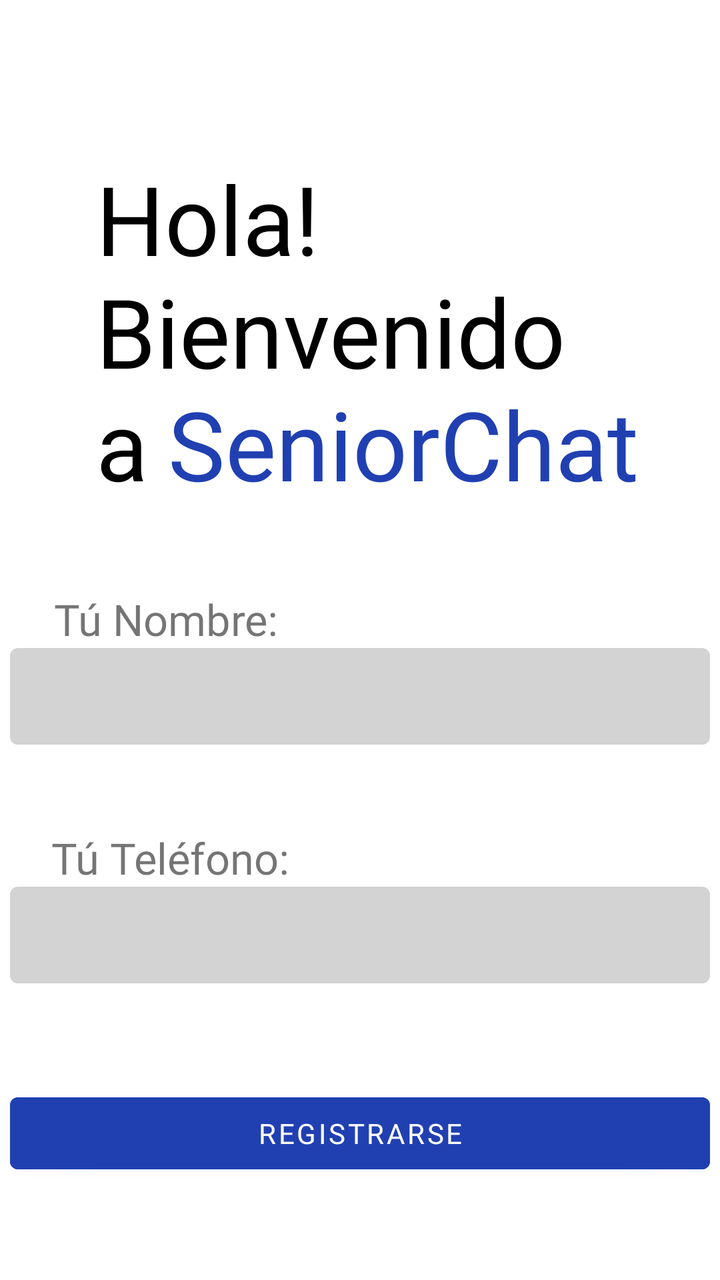
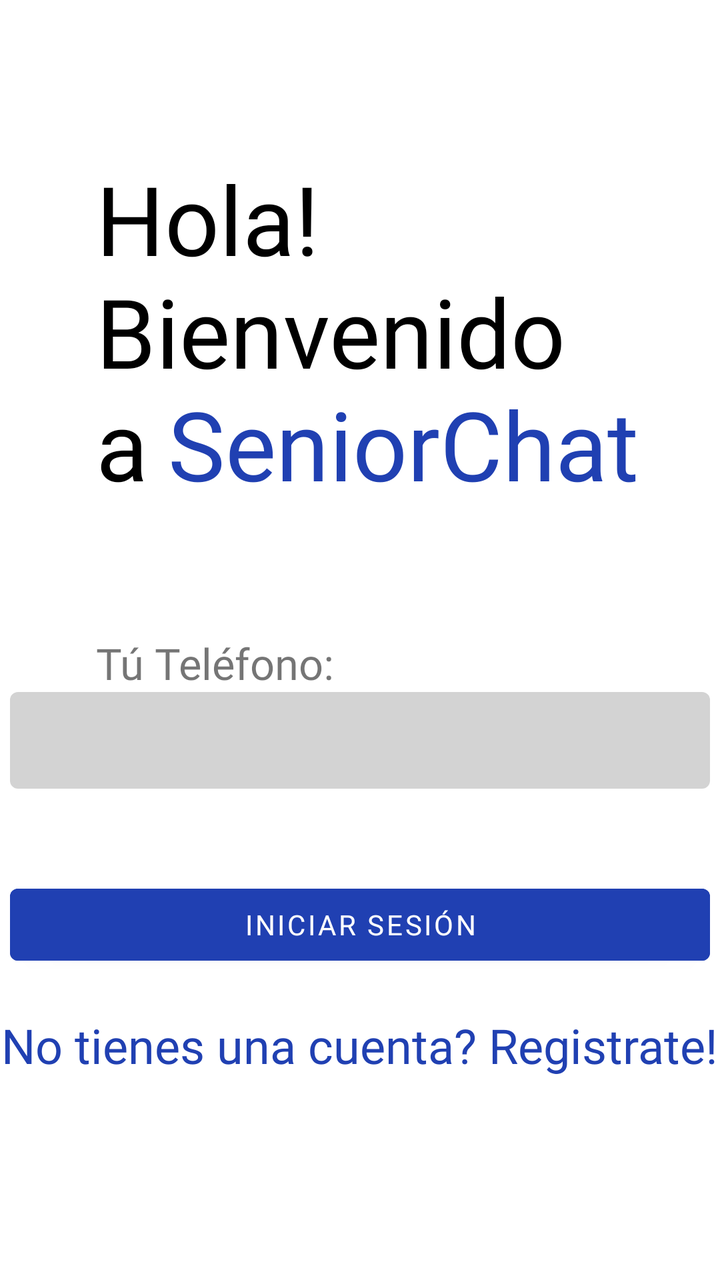

Two renders of the same Android screen: before a commit and after it. Below are the layout's source before the change and the commit's diff.
<!-- AndroidManifest.xml: application theme Theme.SeniorChat2 -->
<!-- res/layout/activity_main.xml -->
<?xml version="1.0" encoding="utf-8"?>
<androidx.constraintlayout.widget.ConstraintLayout xmlns:android="http://schemas.android.com/apk/res/android"
    xmlns:app="http://schemas.android.com/apk/res-auto"
    xmlns:tools="http://schemas.android.com/tools"
    android:layout_width="match_parent"
    android:layout_height="match_parent"
    tools:context=".MainActivity">

    <TextView
        android:id="@+id/textView4"
        android:layout_width="wrap_content"
        android:layout_height="wrap_content"
        android:layout_marginStart="48dp"
        android:layout_marginTop="77dp"
        android:fontFamily="@font/dm_sans"
        android:text="Hola!\nBienvenido\na"
        android:textColor="@color/black"
        android:textSize="48sp"
        app:layout_constraintStart_toStartOf="parent"
        app:layout_constraintTop_toTopOf="parent" />

    <TextView
        android:id="@+id/textView7"
        android:layout_width="wrap_content"
        android:layout_height="wrap_content"
        android:layout_marginStart="36dp"
        android:fontFamily="@font/bree_serif"
        android:text="SeniorChat"
        android:textColor="@color/blue_700"
        android:textSize="48sp"
        app:layout_constraintBottom_toBottomOf="@+id/textView4"
        app:layout_constraintStart_toStartOf="@+id/textView4" />

    <TextView
        android:id="@+id/textView8"
        android:layout_width="wrap_content"
        android:layout_height="wrap_content"
        android:layout_marginStart="48dp"
        android:layout_marginTop="41dp"
        android:layout_marginEnd="237dp"
        android:fontFamily="@font/dm_sans"
        android:labelFor="@id/nombre_usuario"
        android:text="Tú Nombre:"
        android:textSize="21.5dp"
        app:layout_constraintEnd_toEndOf="@+id/nombre_usuario"
        app:layout_constraintStart_toStartOf="parent"
        app:layout_constraintTop_toBottomOf="@+id/textView4" />

    <EditText
        android:id="@+id/nombre_usuario"
        android:layout_width="wrap_content"
        android:layout_height="wrap_content"
        android:width="350dp"
        android:background="@drawable/input_redondo"
        android:ems="10"
        android:inputType="text"
        android:minHeight="48dp"
        android:padding="12dp"

        app:layout_constraintEnd_toEndOf="parent"
        app:layout_constraintStart_toStartOf="parent"
        app:layout_constraintTop_toBottomOf="@+id/textView8" />

    <TextView
        android:id="@+id/textView9"
        android:layout_width="wrap_content"
        android:layout_height="wrap_content"
        android:layout_marginStart="48dp"
        android:layout_marginTop="42dp"
        android:layout_marginEnd="233dp"
        android:fontFamily="@font/dm_sans"
        android:labelFor="@id/telefono"
        android:text="Tú Teléfono:"
        android:textSize="21.5dp"
        app:layout_constraintEnd_toEndOf="@+id/telefono"
        app:layout_constraintStart_toStartOf="parent"
        app:layout_constraintTop_toBottomOf="@+id/nombre_usuario" />

    <EditText
        android:id="@+id/telefono"
        android:layout_width="wrap_content"
        android:layout_height="wrap_content"
        android:width="350dp"
        android:background="@drawable/input_redondo"
        android:ems="10"
        android:inputType="phone"
        android:minHeight="48dp"
        android:padding="12dp"
        app:layout_constraintEnd_toEndOf="parent"
        app:layout_constraintStart_toStartOf="parent"
        app:layout_constraintTop_toBottomOf="@+id/textView9" />

    <Button
        android:id="@+id/button2"
        android:layout_width="wrap_content"
        android:layout_height="wrap_content"
        android:layout_marginTop="51dp"
        android:width="350dp"
        android:backgroundTint="@color/blue_700"
        android:fontFamily="@font/dm_sans"
        android:onClick="menu_principal"
        android:text="Registrarse"
        app:cornerRadius="4dp"
        app:layout_constraintEnd_toEndOf="parent"
        app:layout_constraintStart_toStartOf="parent"
        app:layout_constraintTop_toBottomOf="@+id/telefono" />

</androidx.constraintlayout.widget.ConstraintLayout>
<!-- resources referenced by this layout -->
<resources>
  <color name="black">#FF000000</color>
  <color name="blue_700">#2040b2</color>
  <!-- drawable input_redondo (drawable) -->
  <?xml version="1.0" encoding="utf-8"?>
  <shape xmlns:android="http://schemas.android.com/apk/res/android"
      android:shape="rectangle">
  
      <corners android:radius="4dp"/>
  
      <solid android:color="#D3D3D3"/>
  </shape>
  <style name="Theme.SeniorChat2" parent="Theme.MaterialComponents.DayNight.NoActionBar">
          
          <item name="colorPrimary">@color/blue_500</item>
          <item name="colorPrimaryVariant">@color/blue_700</item>
          <item name="colorOnPrimary">@color/white</item>
          
          <item name="colorSecondary">@color/teal_200</item>
          <item name="colorSecondaryVariant">@color/teal_700</item>
          <item name="colorOnSecondary">@color/black</item>
          
          <item name="android:statusBarColor">?attr/colorPrimaryVariant</item>
          
      </style>
  <color name="blue_500">#3152c9</color>
  <color name="white">#FFFFFFFF</color>
  <color name="teal_200">#FF03DAC5</color>
  <color name="teal_700">#FF018786</color>
</resources>

<!-- the commit's change to res/layout/activity_main.xml (unified diff, before → after) -->
@@ -31,51 +31,6 @@
         app:layout_constraintBottom_toBottomOf="@+id/textView4"
         app:layout_constraintStart_toStartOf="@+id/textView4" />
 
-    <TextView
-        android:id="@+id/textView8"
-        android:layout_width="wrap_content"
-        android:layout_height="wrap_content"
-        android:layout_marginStart="48dp"
-        android:layout_marginTop="41dp"
-        android:layout_marginEnd="237dp"
-        android:fontFamily="@font/dm_sans"
-        android:labelFor="@id/nombre_usuario"
-        android:text="Tú Nombre:"
-        android:textSize="21.5dp"
-        app:layout_constraintEnd_toEndOf="@+id/nombre_usuario"
-        app:layout_constraintStart_toStartOf="parent"
-        app:layout_constraintTop_toBottomOf="@+id/textView4" />
-
-    <EditText
-        android:id="@+id/nombre_usuario"
-        android:layout_width="wrap_content"
-        android:layout_height="wrap_content"
-        android:width="350dp"
-        android:background="@drawable/input_redondo"
-        android:ems="10"
-        android:inputType="text"
-        android:minHeight="48dp"
-        android:padding="12dp"
-
-        app:layout_constraintEnd_toEndOf="parent"
-        app:layout_constraintStart_toStartOf="parent"
-        app:layout_constraintTop_toBottomOf="@+id/textView8" />
-
-    <TextView
-        android:id="@+id/textView9"
-        android:layout_width="wrap_content"
-        android:layout_height="wrap_content"
-        android:layout_marginStart="48dp"
-        android:layout_marginTop="42dp"
-        android:layout_marginEnd="233dp"
-        android:fontFamily="@font/dm_sans"
-        android:labelFor="@id/telefono"
-        android:text="Tú Teléfono:"
-        android:textSize="21.5dp"
-        app:layout_constraintEnd_toEndOf="@+id/telefono"
-        app:layout_constraintStart_toStartOf="parent"
-        app:layout_constraintTop_toBottomOf="@+id/nombre_usuario" />
-
     <EditText
         android:id="@+id/telefono"
         android:layout_width="wrap_content"
@@ -87,6 +42,7 @@
         android:minHeight="48dp"
         android:padding="12dp"
         app:layout_constraintEnd_toEndOf="parent"
+        app:layout_constraintHorizontal_bias="0.489"
         app:layout_constraintStart_toStartOf="parent"
         app:layout_constraintTop_toBottomOf="@+id/textView9" />
 
@@ -94,15 +50,49 @@
         android:id="@+id/button2"
         android:layout_width="wrap_content"
         android:layout_height="wrap_content"
-        android:layout_marginTop="51dp"
+        android:layout_marginTop="44dp"
         android:width="350dp"
         android:backgroundTint="@color/blue_700"
         android:fontFamily="@font/dm_sans"
         android:onClick="menu_principal"
-        android:text="Registrarse"
+        android:text="Iniciar Sesión"
         app:cornerRadius="4dp"
         app:layout_constraintEnd_toEndOf="parent"
+        app:layout_constraintHorizontal_bias="0.489"
         app:layout_constraintStart_toStartOf="parent"
         app:layout_constraintTop_toBottomOf="@+id/telefono" />
 
+    <TextView
+        android:id="@+id/textView9"
+        android:layout_width="wrap_content"
+        android:layout_height="wrap_content"
+        android:layout_marginStart="48dp"
+        android:layout_marginTop="63dp"
+        android:layout_marginEnd="233dp"
+        android:fontFamily="@font/dm_sans"
+        android:labelFor="@id/telefono"
+        android:text="Tú Teléfono:"
+        android:textSize="21.5dp"
+        app:layout_constraintEnd_toEndOf="@+id/telefono"
+        app:layout_constraintHorizontal_bias="0.0"
+        app:layout_constraintStart_toStartOf="parent"
+        app:layout_constraintTop_toBottomOf="@+id/textView4" />
+
+    <TextView
+        android:id="@+id/textView"
+        android:layout_width="wrap_content"
+        android:layout_height="wrap_content"
+        android:layout_marginTop="20dp"
+        android:fontFamily="@font/dm_sans"
+        android:minHeight="48dp"
+        android:onClick="menu_principal"
+        android:text="No tienes una cuenta? Registrate!"
+        android:textColor="@color/blue_700"
+        android:textSize="24dp"
+        app:layout_constraintEnd_toEndOf="parent"
+
+        app:layout_constraintHorizontal_bias="0.486"
+        app:layout_constraintStart_toStartOf="parent"
+        app:layout_constraintTop_toBottomOf="@+id/button2"></TextView>
+
 </androidx.constraintlayout.widget.ConstraintLayout>
